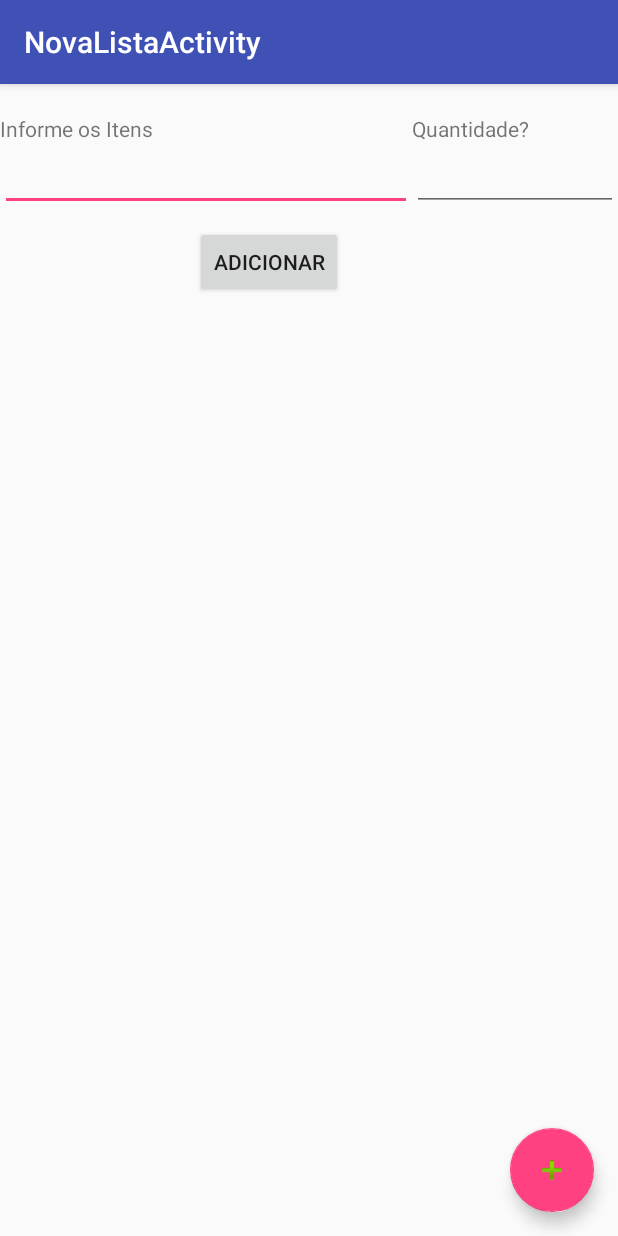
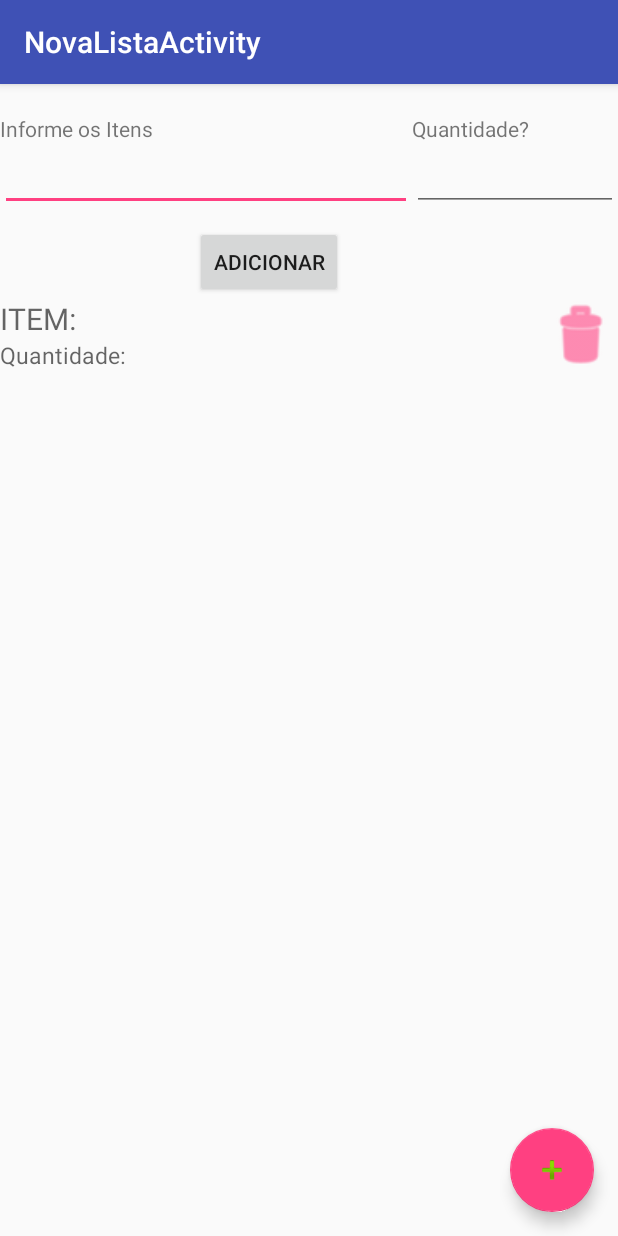
Before and after one commit to verxm/AppListaCompras, an Android app: the NovaListaActivity screen opened directly, with no data from a screen before it, on a phone screen of 412 x 824 dp. Run offline under Robolectric (Android 15) with nearby library versions, the phone set to English and light mode, and no system bars; 3 statements that could not run were skipped.

Commit message:
Item DAO

```diff
--- a/app/src/main/java/com/example/projeto/applistacompras/View/NovaListaActivity.java
+++ b/app/src/main/java/com/example/projeto/applistacompras/View/NovaListaActivity.java
@@ -9,11 +9,15 @@ import android.view.View;
 import android.widget.EditText;
 import android.widget.ListView;
 
+import com.example.projeto.applistacompras.Adapters.ItemLista;
+import com.example.projeto.applistacompras.Model.Item;
 import com.example.projeto.applistacompras.R;
+
+import java.util.List;
 
 public class NovaListaActivity extends AppCompatActivity {
 
-    private EditText etNomeItem, etQuantidade;
+    private EditText etItem, etQuantidade;
     private ListView lvItens;
 
 
@@ -24,7 +28,7 @@ public class NovaListaActivity extends AppCompatActivity {
         Toolbar toolbar = (Toolbar) findViewById(R.id.toolbar);
         setSupportActionBar(toolbar);
 
-        etNomeItem.findViewById(R.id.etNomeItem);
+        etItem.findViewById(R.id.etItem);
         etQuantidade.findViewById(R.id.etQuantidade);
         lvItens.findViewById(R.id.lvItens);
 
@@ -38,4 +42,9 @@ public class NovaListaActivity extends AppCompatActivity {
         });
     }
 
+    public void carregarItens(){
+        ItemLista adapter = new ItemLista(this, );
+        lvItens.setAdapter( adapter );
+    }
+
 }
--- a/app/src/main/res/layout/content_nova_lista.xml
+++ b/app/src/main/res/layout/content_nova_lista.xml
@@ -1,5 +1,5 @@
 <?xml version="1.0" encoding="utf-8"?>
-<LinearLayout xmlns:android="http://schemas.android.com/apk/res/android"
+<ScrollView xmlns:android="http://schemas.android.com/apk/res/android"
     xmlns:app="http://schemas.android.com/apk/res-auto"
     xmlns:tools="http://schemas.android.com/tools"
     android:layout_width="match_parent"
@@ -42,16 +42,16 @@
             android:orientation="horizontal">
 
             <EditText
-                android:id="@+id/etNomeItem"
                 android:layout_width="0dp"
                 android:layout_height="wrap_content"
-                android:layout_weight="2" />
+                android:layout_weight="2"
+                android:id="@+id/etItem"/>
 
             <EditText
+                android:id="@+id/etQuantidade"
                 android:layout_width="0dp"
                 android:layout_height="wrap_content"
-                android:layout_weight="1"
-                android:id="@+id/etQuantidade"/>
+                android:layout_weight="1" />
 
         </LinearLayout>
 
@@ -69,14 +69,44 @@
                 />
         </LinearLayout>
 
+        <LinearLayout
+            android:layout_width="match_parent"
+            android:layout_height="wrap_content">
 
-        <ListView
-            android:id="@+id/lvItens"
-            android:layout_width="match_parent"
-            android:layout_height="match_parent"
-            android:layout_marginTop="15sp"></ListView>
+            <LinearLayout
+                android:id="@+id/lvItens"
+                android:layout_width="0sp"
+                android:layout_height="wrap_content"
+                android:layout_weight="1"
+                android:orientation="vertical">
+
+                <TextView
+                    android:id="@+id/cnlItem"
+                    android:layout_width="wrap_content"
+                    android:layout_height="wrap_content"
+                    android:hint="ITEM:"
+                    android:textSize="20sp" />
+
+                <TextView
+                    android:id="@+id/cnlQuantidade"
+                    android:layout_width="wrap_content"
+                    android:layout_height="wrap_content"
+                    android:hint="Quantidade:"
+                    android:textSize="15sp" />
+
+            </LinearLayout>
+
+            <Button
+                android:id="@+id/cnlBtnExcluir"
+                android:layout_width="50sp"
+                android:layout_height="50sp"
+                android:layout_gravity="center_vertical"
+                android:background="@android:drawable/ic_menu_delete"
+                android:backgroundTint="@color/colorAccent"/>
+        </LinearLayout>
 
 
     </LinearLayout>
 
-</LinearLayout>
+
+</ScrollView>
```
Also changed, not shown: app/src/main/java/com/example/projeto/applistacompras/Adapters/ItemLista.java (added, +98 -0 lines), app/src/main/java/com/example/projeto/applistacompras/Controller/ItensCompraDAO.java (added, +74 -0 lines), app/src/main/java/com/example/projeto/applistacompras/Model/Item.java (+7 -5 lines).
